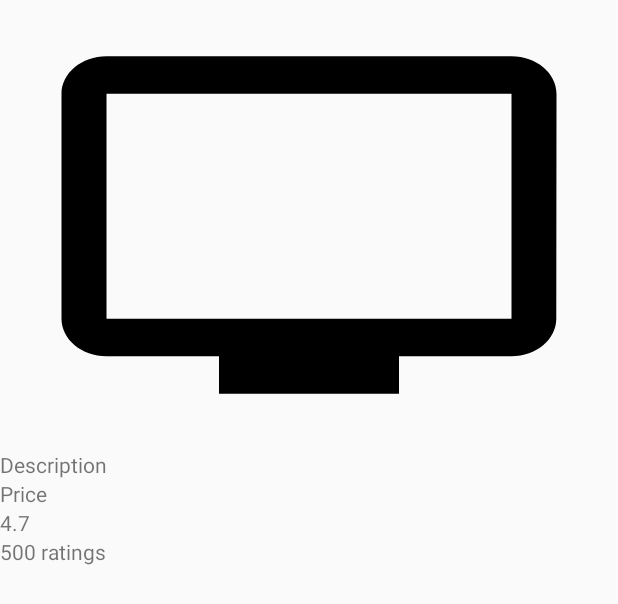
After one commit to ollesate/WalmartLab, an Android app: the layout activity_product_detail.xml on its own in the app's theme, with its tools: preview values and no code run, on a phone screen of 412 x 824 dp. The commit adds this screen. Shown: the top 604 px of the screen. Run offline under Robolectric (Android 15) with nearby library versions, the phone set to English and light mode, and no system bars; network calls fail.

Commit message:
Started new activity

```diff
--- a/app/src/main/AndroidManifest.xml
+++ b/app/src/main/AndroidManifest.xml
@@ -18,6 +18,11 @@
                 <category android:name="android.intent.category.LAUNCHER" />
             </intent-filter>
         </activity>
+
+        <activity
+            android:exported="false"
+            android:name=".ProductDetailActivity" />
+
     </application>
 
 </manifest>
--- /dev/null
+++ b/app/src/main/res/layout/activity_product_detail.xml
@@ -0,0 +1,38 @@
+<?xml version="1.0" encoding="utf-8"?>
+<LinearLayout xmlns:android="http://schemas.android.com/apk/res/android"
+    xmlns:tools="http://schemas.android.com/tools"
+    android:orientation="vertical"
+    android:layout_width="match_parent"
+    android:layout_height="match_parent">
+
+    <ImageView
+        android:id="@+id/product_image"
+        tools:src="@drawable/example_product"
+        android:layout_width="match_parent"
+        android:layout_height="300dp" />
+
+    <TextView
+        android:id="@+id/description"
+        tools:text="Description"
+        android:layout_width="wrap_content"
+        android:layout_height="wrap_content" />
+
+    <TextView
+        android:id="@+id/price"
+        tools:text="Price"
+        android:layout_width="wrap_content"
+        android:layout_height="wrap_content" />
+
+    <TextView
+        android:id="@+id/review_rating"
+        tools:text="4.7"
+        android:layout_width="wrap_content"
+        android:layout_height="wrap_content" />
+
+    <TextView
+        tools:text="500 ratings"
+        android:id="@+id/review_count"
+        android:layout_width="wrap_content"
+        android:layout_height="wrap_content" />
+
+</LinearLayout>
```
Also changed, not shown: app/src/main/java/com/sjoholm/olof/walmartlab/MainActivity.java (+24 -36 lines), app/src/main/java/com/sjoholm/olof/walmartlab/MyAdapter.java (added, +60 -0 lines), app/src/main/java/com/sjoholm/olof/walmartlab/ProductDetailActivity.java (added, +73 -0 lines).
